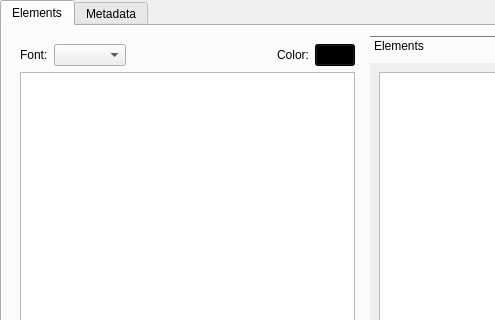
The window that pagesettings.ui (minirop/hso-page-builder) describes before a commit, drawn with Qt 5; both pictures show x 0 to 495 and y 0 to 320 of the 731 by 543 pixel window.
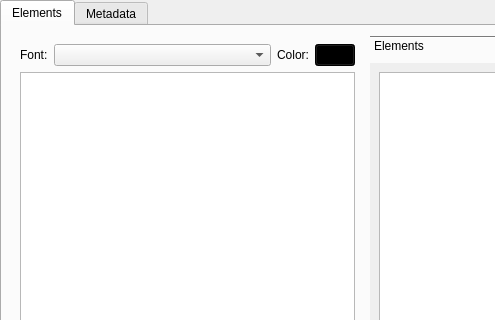
The same window after the commit.

```diff
--- a/pagesettings.ui
+++ b/pagesettings.ui
@@ -70,20 +70,14 @@
               </widget>
              </item>
              <item>
-              <widget class="QComboBox" name="fontsCombo"/>
-             </item>
-             <item>
-              <spacer name="horizontalSpacer">
-               <property name="orientation">
-                <enum>Qt::Horizontal</enum>
+              <widget class="QComboBox" name="fontsCombo">
+               <property name="sizePolicy">
+                <sizepolicy hsizetype="Expanding" vsizetype="Fixed">
+                 <horstretch>0</horstretch>
+                 <verstretch>0</verstretch>
+                </sizepolicy>
                </property>
-               <property name="sizeHint" stdset="0">
-                <size>
-                 <width>40</width>
-                 <height>20</height>
-                </size>
-               </property>
-              </spacer>
+              </widget>
              </item>
              <item>
               <widget class="QLabel" name="label_3">
```
